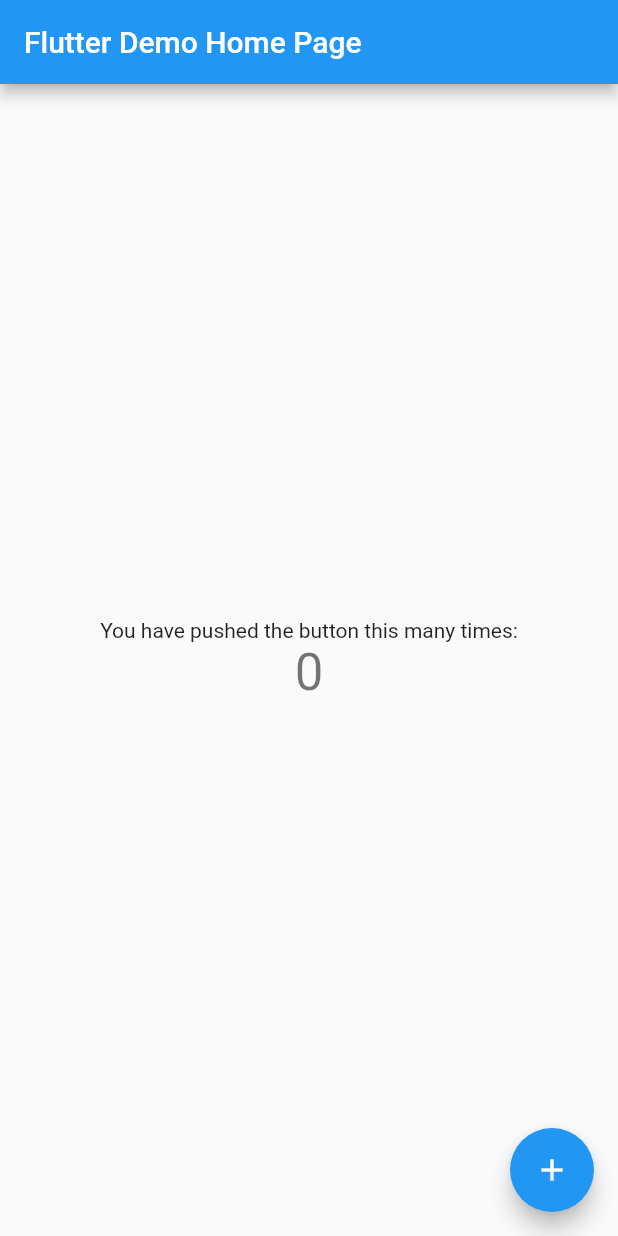
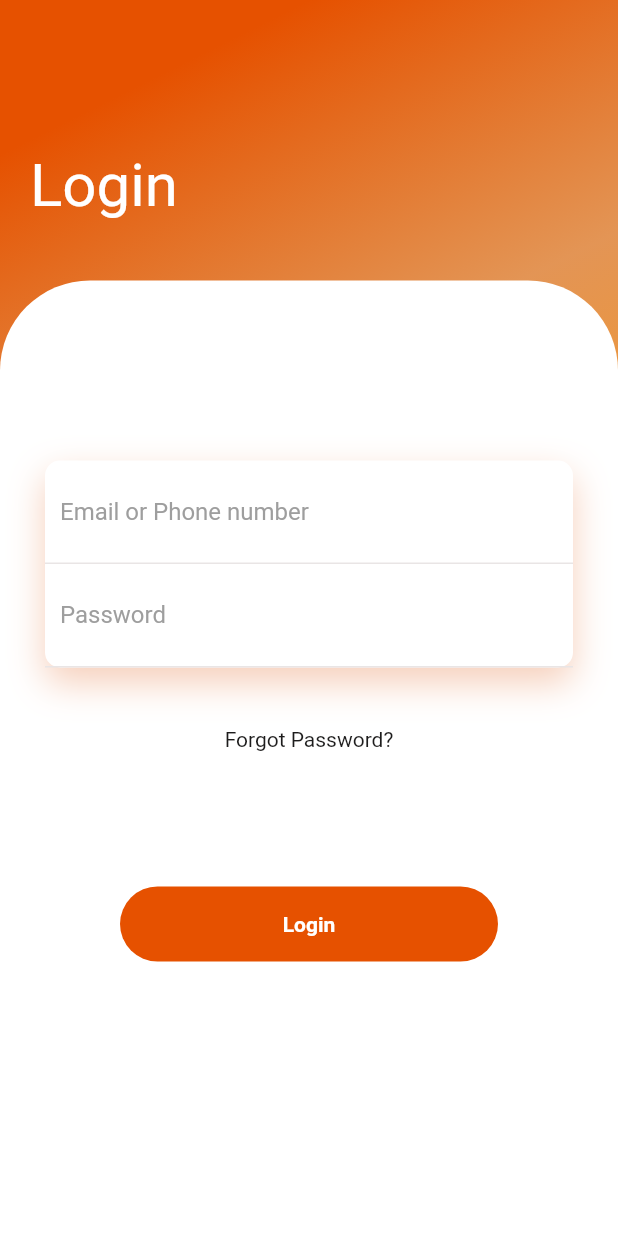
Before and after one commit to Flutter-Learning-Community/flutter-login, a Flutter app: the screen it shows after launch, on a phone screen of 412 x 824 dp. Run offline on Flutter 3.47's test engine with Material 2 defaults, Android fonts, the phone set to English and light mode, and no system bars; our stand-ins replace simple_animations.

Commit message:
Login page using emailid feild

```diff
--- /dev/null
+++ b/lib/Animation/FadeAnimation.dart
@@ -0,0 +1,32 @@
+import 'package:flutter/material.dart';
+import 'package:simple_animations/simple_animations.dart';
+
+class FadeAnimation extends StatelessWidget {
+  final double delay;
+  final Widget child;
+
+  FadeAnimation(this.delay, this.child);
+
+  @override
+  Widget build(BuildContext context) {
+    final tween = MultiTrackTween([
+      Track("opacity")
+          .add(Duration(milliseconds: 500), Tween(begin: 0.0, end: 1.0)),
+      Track("translateY").add(
+          Duration(milliseconds: 500), Tween(begin: -30.0, end: 0.0),
+          curve: Curves.easeOut)
+    ]);
+
+    return ControlledAnimation(
+      delay: Duration(milliseconds: (500 * delay).round()),
+      duration: tween.duration,
+      tween: tween,
+      child: child,
+      builderWithChild: (context, child, animation) => Opacity(
+        opacity: (animation as Map)["opacity"],
+        child: Transform.translate(
+            offset: Offset(0, (animation as Map)["translateY"]), child: child),
+      ),
+    );
+  }
+}
--- /dev/null
+++ b/lib/login.dart
@@ -0,0 +1,149 @@
+import 'package:flutter/material.dart';
+import 'Animation/FadeAnimation.dart';
+
+class HomePage extends StatelessWidget {
+  @override
+  Widget build(BuildContext context) {
+    return Scaffold(
+      body: Container(
+        width: double.infinity,
+        decoration: BoxDecoration(
+            gradient: LinearGradient(begin: Alignment.topCenter, colors: [
+          Color.fromARGB(255, 230, 81, 0),
+          Color.fromARGB(171, 216, 99, 4),
+          Color.fromARGB(251, 255, 168, 38)
+        ])),
+        child: Column(
+          crossAxisAlignment: CrossAxisAlignment.start,
+          children: <Widget>[
+            SizedBox(
+              height: 80,
+            ),
+            Padding(
+              padding: EdgeInsets.all(20),
+              child: Column(
+                crossAxisAlignment: CrossAxisAlignment.start,
+                children: <Widget>[
+                  FadeAnimation(
+                      1,
+                      Text(
+                        "Login",
+                        style: TextStyle(color: Colors.white, fontSize: 40),
+                      )),
+                  SizedBox(
+                    height: 10,
+                  ),
+                ],
+              ),
+            ),
+            SizedBox(height: 10),
+            Expanded(
+              child: Container(
+                decoration: BoxDecoration(
+                    color: Colors.white,
+                    borderRadius: BorderRadius.only(
+                      topLeft: Radius.circular(60),
+                      topRight: Radius.circular(60),
+                      //bottomLeft: Radius.circular(60),
+                      //bottomRight: Radius.circular(60),
+                    )),
+                child: SingleChildScrollView(
+                  child: Padding(
+                      padding: EdgeInsets.all(30),
+                      child: Column(
+                        children: <Widget>[
+                          SizedBox(
+                            height: 90,
+                          ),
+                          FadeAnimation(
+                              1.4,
+                              Container(
+                                decoration: BoxDecoration(
+                                    color: Colors.white,
+                                    borderRadius: BorderRadius.circular(10),
+                                    boxShadow: [
+                                      BoxShadow(
+                                          color:
+                                              Color.fromRGBO(225, 95, 27, .3),
+                                          blurRadius: 20,
+                                          offset: Offset(0, 10))
+                                    ]),
+                                child: Column(
+                                  children: <Widget>[
+                                    Container(
+                                      padding: EdgeInsets.all(10),
+                                      decoration: BoxDecoration(
+                                          border: Border(
+                                              bottom: BorderSide(
+                                                  color: Color.fromARGB(
+                                                      255, 233, 229, 229)))),
+                                      child: TextField(
+                                        decoration: InputDecoration(
+                                            hintText: "Email or Phone number",
+                                            hintStyle:
+                                                TextStyle(color: Colors.grey),
+                                            border: InputBorder.none),
+                                      ),
+                                    ),
+                                    Container(
+                                      padding: EdgeInsets.all(10),
+                                      decoration: BoxDecoration(
+                                          border: Border(
+                                              bottom: BorderSide(
+                                                  color: Color.fromARGB(
+                                                      255, 233, 229, 229)))),
+                                      child: TextField(
+                                        decoration: InputDecoration(
+                                            hintText: "Password",
+                                            hintStyle:
+                                                TextStyle(color: Colors.grey),
+                                            border: InputBorder.none),
+                                      ),
+                                    ),
+                                  ],
+                                ),
+                              )),
+                          SizedBox(
+                            height: 40,
+                          ),
+                          FadeAnimation(
+                              1.5,
+                              Text(
+                                "Forgot Password?",
+                                style: TextStyle(
+                                    color: Color.fromARGB(255, 29, 28, 28)),
+                              )),
+                          SizedBox(
+                            height: 90,
+                          ),
+                          FadeAnimation(
+                              1.6,
+                              Container(
+                                height: 50,
+                                margin: EdgeInsets.symmetric(horizontal: 50),
+                                decoration: BoxDecoration(
+                                    borderRadius: BorderRadius.circular(50),
+                                    color: Colors.orange[900]),
+                                child: Center(
+                                  child: Text(
+                                    "Login",
+                                    style: TextStyle(
+                                        color: Colors.white,
+                                        fontWeight: FontWeight.bold),
+                                  ),
+                                ),
+                              )),
+                          SizedBox(
+                            height: 50,
+                          ),
+                        ],
+                      )),
+                ),
+              ),
+            ),
+          ],
+        ),
+      ),
+    );
+  }
+}
--- a/lib/main.dart
+++ b/lib/main.dart
@@ -1,115 +1,17 @@
 import 'package:flutter/material.dart';
 
+import 'login.dart';
+
 void main() {
-  runApp(const MyApp());
+  runApp(MyApp());
 }
 
 class MyApp extends StatelessWidget {
-  const MyApp({Key? key}) : super(key: key);
-
-  // This widget is the root of your application.
   @override
   Widget build(BuildContext context) {
     return MaterialApp(
-      title: 'Flutter Demo',
-      theme: ThemeData(
-        // This is the theme of your application.
-        //
-        // Try running your application with "flutter run". You'll see the
-        // application has a blue toolbar. Then, without quitting the app, try
-        // changing the primarySwatch below to Colors.green and then invoke
-        // "hot reload" (press "r" in the console where you ran "flutter run",
-        // or simply save your changes to "hot reload" in a Flutter IDE).
-        // Notice that the counter didn't reset back to zero; the application
-        // is not restarted.
-        primarySwatch: Colors.blue,
-      ),
-      home: const MyHomePage(title: 'Flutter Demo Home Page'),
+      debugShowCheckedModeBanner: false,
+      home: HomePage(),
     );
   }
 }
-
-class MyHomePage extends StatefulWidget {
-  const MyHomePage({Key? key, required this.title}) : super(key: key);
-
-  // This widget is the home page of your application. It is stateful, meaning
-  // that it has a State object (defined below) that contains fields that affect
-  // how it looks.
-
-  // This class is the configuration for the state. It holds the values (in this
-  // case the title) provided by the parent (in this case the App widget) and
-  // used by the build method of the State. Fields in a Widget subclass are
-  // always marked "final".
-
-  final String title;
-
-  @override
-  State<MyHomePage> createState() => _MyHomePageState();
-}
-
-class _MyHomePageState extends State<MyHomePage> {
-  int _counter = 0;
-
-  void _incrementCounter() {
-    setState(() {
-      // This call to setState tells the Flutter framework that something has
-      // changed in this State, which causes it to rerun the build method below
-      // so that the display can reflect the updated values. If we changed
-      // _counter without calling setState(), then the build method would not be
-      // called again, and so nothing would appear to happen.
-      _counter++;
-    });
-  }
-
-  @override
-  Widget build(BuildContext context) {
-    // This method is rerun every time setState is called, for instance as done
-    // by the _incrementCounter method above.
-    //
-    // The Flutter framework has been optimized to make rerunning build methods
-    // fast, so that you can just rebuild anything that needs updating rather
-    // than having to individually change instances of widgets.
-    return Scaffold(
-      appBar: AppBar(
-        // Here we take the value from the MyHomePage object that was created by
-        // the App.build method, and use it to set our appbar title.
-        title: Text(widget.title),
-      ),
-      body: Center(
-        // Center is a layout widget. It takes a single child and positions it
-        // in the middle of the parent.
-        child: Column(
-          // Column is also a layout widget. It takes a list of children and
-          // arranges them vertically. By default, it sizes itself to fit its
-          // children horizontally, and tries to be as tall as its parent.
-          //
-          // Invoke "debug painting" (press "p" in the console, choose the
-          // "Toggle Debug Paint" action from the Flutter Inspector in Android
-          // Studio, or the "Toggle Debug Paint" command in Visual Studio Code)
-          // to see the wireframe for each widget.
-          //
-          // Column has various properties to control how it sizes itself and
-          // how it positions its children. Here we use mainAxisAlignment to
-          // center the children vertically; the main axis here is the vertical
-          // axis because Columns are vertical (the cross axis would be
-          // horizontal).
-          mainAxisAlignment: MainAxisAlignment.center,
-          children: <Widget>[
-            const Text(
-              'You have pushed the button this many times:',
-            ),
-            Text(
-              '$_counter',
-              style: Theme.of(context).textTheme.headline4,
-            ),
-          ],
-        ),
-      ),
-      floatingActionButton: FloatingActionButton(
-        onPressed: _incrementCounter,
-        tooltip: 'Increment',
-        child: const Icon(Icons.add),
-      ), // This trailing comma makes auto-formatting nicer for build methods.
-    );
-  }
-}
--- a/pubspec.yaml
+++ b/pubspec.yaml
@@ -34,6 +34,7 @@ dependencies:
   # The following adds the Cupertino Icons font to your application.
   # Use with the CupertinoIcons class for iOS style icons.
   cupertino_icons: ^1.0.2
+  simple_animations: ^2.4.2
 
 dev_dependencies:
   flutter_test:
```
Also changed, not shown: pubspec.lock, 1 other file.
